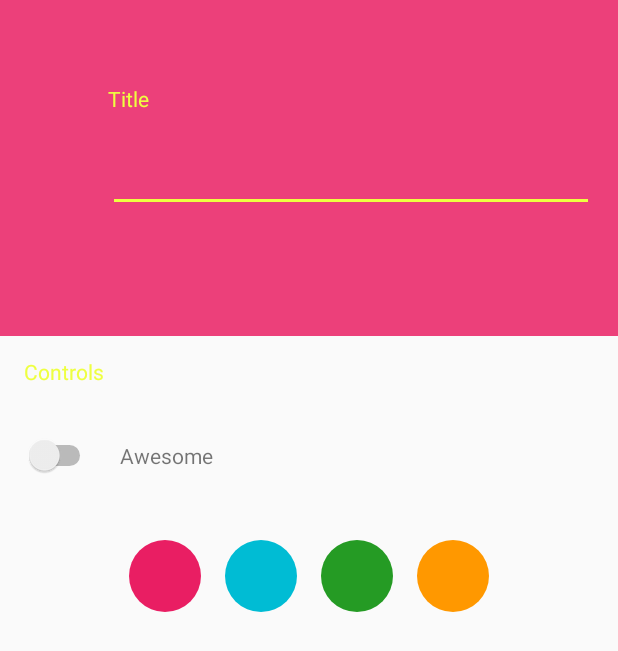
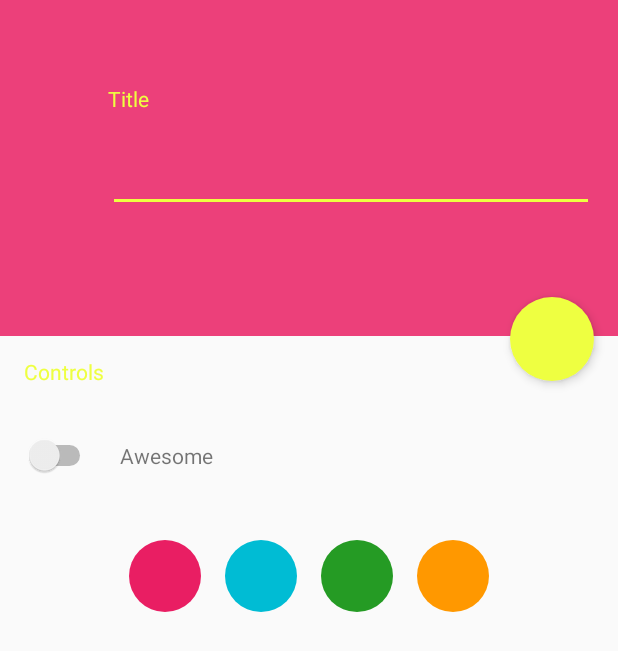
Before and after one commit to saulmm/Android-Material-Examples, an Android app: the screen it shows after launch (ColorActivity), after a tap on an icon or button, on a phone screen of 412 x 824 dp. Shown: the top 651 px of the screen. Run offline under Robolectric (Android 15) with nearby library versions, the phone set to English and light mode, and no system bars.

Commit message:
Reached reveal effect as transition of an activity

```diff
--- a/app/src/main/AndroidManifest.xml
+++ b/app/src/main/AndroidManifest.xml
@@ -10,6 +10,9 @@
         <activity
             android:name=".activities.TransitionFirstActivity"
             android:label="" >
+
+
+
         </activity>
         <activity
             android:name=".activities.TransitionSecondActivity"
@@ -28,7 +31,6 @@
 
             <intent-filter>
                 <action android:name="android.intent.action.MAIN" />
-
                 <category android:name="android.intent.category.LAUNCHER" />
             </intent-filter>
 
--- a/app/src/main/java/com/saulmm/material/Utils.java
+++ b/app/src/main/java/com/saulmm/material/Utils.java
@@ -1,7 +1,9 @@
 package com.saulmm.material;
 
+import android.content.Context;
 import android.graphics.Outline;
 import android.transition.Explode;
+import android.transition.Fade;
 import android.transition.Slide;
 import android.view.View;
 import android.view.Window;
@@ -9,10 +11,11 @@ import android.view.animation.PathInterpolator;
 
 public class Utils {
 
-    public static void configureWindowEnterExitTransition (Window w) {
+    public static void configureWindowEnterExitExplodeTransition(Window w) {
 
-        Explode ex = new Explode();
+        Fade ex = new Fade();
         ex.setInterpolator(new PathInterpolator(0.4f, 0, 1, 1));
+        ex.setDuration(5000);
         w.setExitTransition(ex);
         w.setEnterTransition(ex);
     }
@@ -25,4 +28,14 @@ public class Utils {
         Outline fabOutLine = new Outline();
         fabOutLine.setOval(0, 0, fabSize, fabSize);
     }
+
+    public static int getStatusBarHeight(Context c) {
+
+        int result = 0;
+        int resourceId = c.getResources().getIdentifier("status_bar_height", "dimen", "android");
+        if (resourceId > 0) {
+            result = c.getResources().getDimensionPixelSize(resourceId);
+        }
+        return result;
+    }
 }
--- a/app/src/main/java/com/saulmm/material/activities/ColorActivity.java
+++ b/app/src/main/java/com/saulmm/material/activities/ColorActivity.java
@@ -1,69 +1,108 @@
 package com.saulmm.material.activities;
 
 import android.animation.Animator;
+import android.animation.AnimatorListenerAdapter;
 import android.app.Activity;
+import android.app.ActivityOptions;
 import android.content.Context;
 import android.content.Intent;
 import android.content.SharedPreferences;
 import android.os.Bundle;
+import android.transition.Slide;
+import android.transition.Transition;
 import android.util.DisplayMetrics;
 import android.util.Log;
+import android.util.Pair;
+import android.util.TypedValue;
 import android.view.View;
 import android.view.ViewAnimationUtils;
 import android.widget.CompoundButton;
 import android.widget.Switch;
 
 import com.saulmm.material.R;
+import com.saulmm.material.Utils;
 
 public class ColorActivity extends Activity {
 
     private SharedPreferences sharedpreferences;
     private View revealView;
     private View circleHolder;
+    private View fabButton;
 
     @Override
     protected void onCreate(final Bundle savedInstanceState) {
+
+        super.onCreate(savedInstanceState);
+
+        // Set the saved theme
         sharedpreferences = getSharedPreferences("test", Context.MODE_PRIVATE);
+//        sharedpreferences.edit().clear().apply();
         setTheme(sharedpreferences.getInt("theme", R.style.AppTheme));
 
         setContentView(R.layout.activity_color);
 
+        // Views
         Switch themeSwitch = (Switch) findViewById(R.id.theme_switch);
         themeSwitch.setChecked(sharedpreferences.getBoolean("switch", false));
         revealView = findViewById(R.id.reveal_view);
-
+        fabButton = findViewById(R.id.fab_button);
         circleHolder = findViewById(R.id.circle_holder);
 
         themeSwitch.setOnCheckedChangeListener(new CompoundButton.OnCheckedChangeListener() {
             @Override
             public void onCheckedChanged(CompoundButton buttonView, boolean isChecked) {
 
+            // Save the state of the switch
             SharedPreferences.Editor ed = sharedpreferences.edit();
             ed.putInt("theme", (isChecked) ? R.style.Base_Theme_AppCompat : R.style.Base_Theme_AppCompat_Light);
-
             ed.putBoolean("switch", isChecked);
             ed.apply();
             }
         });
 
+        // Show the unreveal effect
+        final int cx = sharedpreferences.getInt("x", 0);
+        final int cy = sharedpreferences.getInt("y", 0);
 
-        super.onCreate(savedInstanceState);
+        if (cx != 0 && cy != 0) {
+
+            // Show the unreveal effect when the view is attached to the window
+            revealView.addOnAttachStateChangeListener(new View.OnAttachStateChangeListener() {
+                @Override
+                public void onViewAttachedToWindow(View v) {
+
+                    // Get the accent color
+                    TypedValue outValue = new TypedValue();
+                    getTheme().resolveAttribute(android.R.attr.colorPrimary, outValue, true);
+                    revealView.setBackgroundColor(outValue.data);
+
+                    hideRevealEffect(cx, cy);
+                }
+
+                @Override
+                public void onViewDetachedFromWindow(View v) {}
+            });
+        }
 
     }
 
     public void showRevealEffect(View v, int primaryColor) {
         revealView.setVisibility(View.VISIBLE);
 
-
         int [] location = new int[2];
         revealView.setBackgroundColor(primaryColor);
         v.getLocationOnScreen(location);
 
         int cx = (location[0] + (v.getWidth() / 2));
-        int cy = location[1];
+        int cy = location[1] + (Utils.getStatusBarHeight(this) / 2);
+
+
+        SharedPreferences.Editor ed = sharedpreferences.edit();
+        ed.putInt("x", cx);
+        ed.putInt("y", cy);
+        ed.apply();
 
         int height = revealView.getHeight();
-
 
         Animator anim = ViewAnimationUtils.createCircularReveal(
                 revealView, cx, cy, 0, height);
@@ -71,6 +110,39 @@ public class ColorActivity extends Activity {
 
         anim.addListener(revealAnimationListener);
                 anim.start();
+
+        hideNavigationStatus();
+    }
+
+
+    public void hideRevealEffect (int x, int y) {
+
+        revealView.setVisibility(View.VISIBLE);
+        int initialRadius = 1920;
+
+        // create the animation (the final radius is zero)
+        Animator anim = ViewAnimationUtils.createCircularReveal(
+                revealView, x, y, 1080, 0);
+
+        Log.d("WTF", "X: "+x+" Y: "+y+" - "+initialRadius);
+
+        // make the view invisible when the animation is done
+        anim.addListener(new AnimatorListenerAdapter() {
+            @Override
+            public void onAnimationEnd(Animator animation) {
+            super.onAnimationEnd(animation);
+            revealView.setVisibility(View.INVISIBLE);
+            }
+        });
+
+        anim.start();
+    }
+
+    private void hideNavigationStatus() {
+        View decorView = getWindow().getDecorView();
+
+        int uiOptions = View.SYSTEM_UI_FLAG_HIDE_NAVIGATION;
+        decorView.setSystemUiVisibility(uiOptions);
     }
 
     Animator.AnimatorListener revealAnimationListener = new Animator.AnimatorListener() {
@@ -81,7 +153,6 @@ public class ColorActivity extends Activity {
 
         @Override
         public void onAnimationEnd(Animator animation) {
-            revealView.setVisibility(View.INVISIBLE);
 
             Intent i = new Intent(ColorActivity.this, ColorActivity.class);
             i.addFlags(Intent.FLAG_ACTIVITY_NO_ANIMATION);
@@ -98,6 +169,7 @@ public class ColorActivity extends Activity {
 
         @Override
         public void onAnimationRepeat(Animator animation) {
+
 
         }
     };
--- a/app/src/main/java/com/saulmm/material/activities/TransitionFirstActivity.java
+++ b/app/src/main/java/com/saulmm/material/activities/TransitionFirstActivity.java
@@ -4,7 +4,6 @@ import android.app.Activity;
 import android.app.ActivityOptions;
 import android.content.Intent;
 import android.os.Bundle;
-import android.transition.Scene;
 import android.util.Pair;
 import android.view.View;
 
@@ -22,7 +21,7 @@ public class TransitionFirstActivity extends Activity {
         setContentView(R.layout.activity_transition_first);
 
         // Set explode animation when enter and exit the activity
-        Utils.configureWindowEnterExitTransition(getWindow());
+        Utils.configureWindowEnterExitExplodeTransition(getWindow());
 
         // Fab Button
         fabButton = findViewById(R.id.fab_button);
@@ -40,8 +39,6 @@ public class TransitionFirstActivity extends Activity {
         ActivityOptions transitionActivityOptions = ActivityOptions.makeSceneTransitionAnimation(TransitionFirstActivity.this,
                 Pair.create(fabButton, "fab"));
 
-
-
         startActivity(i, transitionActivityOptions.toBundle());
         }
     };
--- a/app/src/main/java/com/saulmm/material/activities/TransitionSecondActivity.java
+++ b/app/src/main/java/com/saulmm/material/activities/TransitionSecondActivity.java
@@ -25,7 +25,7 @@ public class TransitionSecondActivity extends Activity {
 
         rowContainer = (LinearLayout) findViewById(R.id.row_container2);
 
-        Utils.configureWindowEnterExitTransition(getWindow());
+        Utils.configureWindowEnterExitExplodeTransition(getWindow());
 
         getWindow().getEnterTransition().addListener(new Transition.TransitionListener() {
             @Override
--- a/app/src/main/res/layout/activity_color.xml
+++ b/app/src/main/res/layout/activity_color.xml
@@ -134,11 +134,21 @@
 
 
         </LinearLayout>
-
-
-
-
-
     </LinearLayout>
 
+    <Button
+        xmlns:android="http://schemas.android.com/apk/res/android"
+        android:id="@+id/fab_button"
+        android:transitionName="fab"
+        android:layout_width="@dimen/fab_size"
+        android:layout_height="@dimen/fab_size"
+        android:layout_marginRight="@dimen/activity_horizontal_margin"
+        android:background="@drawable/ripple_round"
+        android:stateListAnimator="@anim/fab_anim"
+        android:elevation="4dp"
+        android:layout_below="@+id/holder_view"
+        android:layout_marginTop="-26dp"
+        android:layout_alignParentEnd="true"
+        />
+
 </RelativeLayout>
--- a/app/src/main/res/values-v21/styles.xml
+++ b/app/src/main/res/values-v21/styles.xml
@@ -7,12 +7,16 @@
         <!-- android theme colors -->
         <item name="android:colorPrimary">@color/theme_default_primary</item>
         <item name="android:colorPrimaryDark">@color/theme_default_primary_dark</item>
-        <item name="android:statusBarColor">@color/theme_default_primary_dark</item>
+        <item name="android:windowTranslucentStatus">true</item>
+        <item name="android:windowTranslucentNavigation">true</item>
         <item name="android:colorControlActivated">@color/accent</item>
         <item name="android:colorAccent">@color/accent</item>
 
         <!-- android transitions -->
         <item name="android:windowContentTransitions">true</item>
+        <item name="android:windowAllowEnterTransitionOverlap">true</item>
+        <item name="android:windowAllowReturnTransitionOverlap">true</item>
+
         <item name="drawerArrowStyle">@style/DrawerArrowStyle</item>
     </style>
 
@@ -20,8 +24,6 @@
     <style name="theme1" parent="AppTheme">
         <item name="android:colorPrimary">@color/color_set_1_primary</item>
         <item name="android:colorPrimaryDark">@color/color_set_1_primary_dark</item>
-        <item name="android:statusBarColor">@color/color_set_1_primary_dark</item>
-        <item name="android:navigationBarColor">@color/color_set_1_primary</item>
         <item name="android:colorControlActivated">@color/color_set_1_accent</item>
         <item name="android:colorAccent">@color/color_set_1_accent</item>
     </style>
@@ -29,8 +31,6 @@
     <style name="theme2" parent="AppTheme">
         <item name="android:colorPrimary">@color/color_set_2_primary</item>
         <item name="android:colorPrimaryDark">@color/color_set_2_primary_dark</item>
-        <item name="android:statusBarColor">@color/color_set_2_primary_dark</item>
-        <item name="android:navigationBarColor">@color/color_set_2_primary</item>
         <item name="android:colorControlActivated">@color/color_set_2_accent</item>
         <item name="android:colorAccent">@color/color_set_2_accent</item>
     </style>
@@ -38,8 +38,6 @@
     <style name="theme3" parent="AppTheme">
         <item name="android:colorPrimary">@color/color_set_3_primary</item>
         <item name="android:colorPrimaryDark">@color/color_set_3_primary_dark</item>
-        <item name="android:statusBarColor">@color/color_set_3_primary_dark</item>
-        <item name="android:navigationBarColor">@color/color_set_3_primary</item>
         <item name="android:colorControlActivated">@color/color_set_3_accent</item>
         <item name="android:colorAccent">@color/color_set_3_accent</item>
     </style>
@@ -47,8 +45,6 @@
     <style name="theme4" parent="AppTheme">
         <item name="android:colorPrimary">@color/color_set_4_primary</item>
         <item name="android:colorPrimaryDark">@color/color_set_4_primary_dark</item>
-        <item name="android:statusBarColor">@color/color_set_4_primary_dark</item>
-        <item name="android:navigationBarColor">@color/color_set_4_primary</item>
         <item name="android:colorControlActivated">@color/color_set_4_accent</item>
         <item name="android:colorAccent">@color/color_set_4_accent</item>
     </style>
```
